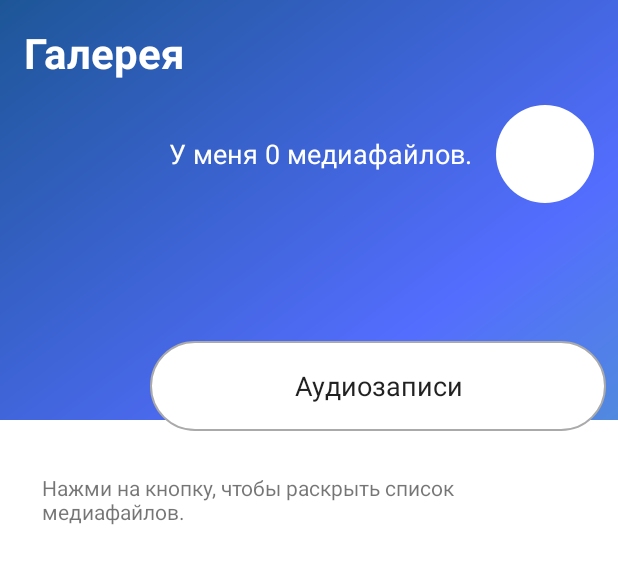
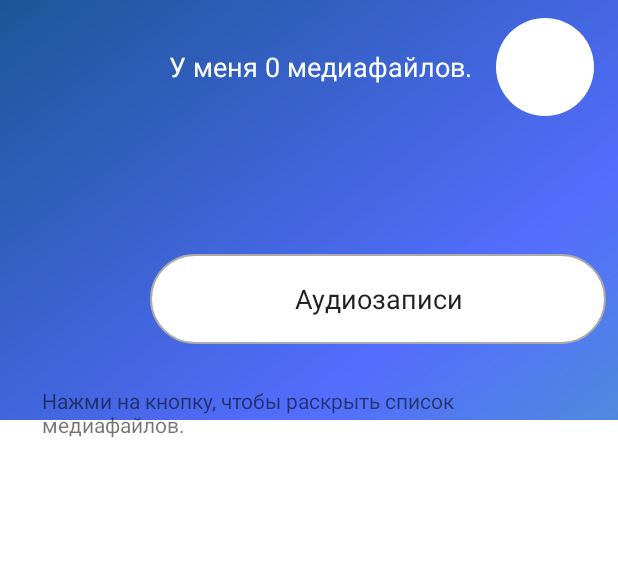
Before and after one commit to d3b8g/VKTestersMentoring, an Android app: the layout fragment_slideshow.xml on its own in the app's theme, with its tools: preview values and no code run, on a phone screen of 412 x 824 dp. Shown: the top 564 px of the screen. Run offline under Robolectric (Android 15) with nearby library versions, the light colour scheme and no system bars.

Commit message:
vktm v2: 10 (Beta 1.1)

```diff
--- a/app/build.gradle
+++ b/app/build.gradle
@@ -9,8 +9,8 @@ android {
         applicationId "net.d3b8g.vktestersmentoring"
         minSdkVersion 22
         targetSdkVersion 29
-        versionCode 1
-        versionName "1.0"
+        versionCode 2
+        versionName "1.1"
         testInstrumentationRunner "androidx.test.runner.AndroidJUnitRunner"
     }
 
--- a/app/src/main/java/net/d3b8g/vktestersmentoring/MainActivity.kt
+++ b/app/src/main/java/net/d3b8g/vktestersmentoring/MainActivity.kt
@@ -4,6 +4,7 @@ import android.content.Intent
 import android.graphics.Color
 import android.os.Bundle
 import android.preference.PreferenceManager
+import android.util.Log
 import android.view.Menu
 import android.view.MenuItem
 import android.view.View
@@ -149,7 +150,6 @@ class MainActivity : AppCompatActivity(), net.d3b8g.vktestersmentoring.interface
 
     override fun onResume() {
         super.onResume()
-        visits++
         setScoreVisit(visits)
     }
 
--- a/app/src/main/java/net/d3b8g/vktestersmentoring/ui/notes/NotesFragment.kt
+++ b/app/src/main/java/net/d3b8g/vktestersmentoring/ui/notes/NotesFragment.kt
@@ -14,7 +14,7 @@ import net.d3b8g.vktestersmentoring.interfaces.UpdateNotes
 import net.d3b8g.vktestersmentoring.ui.MV.popup.AddNewNotes
 import net.d3b8g.vktestersmentoring.ui.MV.popup.ImportNotes
 
-class NotesFragment:Fragment(), UpdateNotes {
+class NotesFragment : Fragment(), UpdateNotes {
 
     lateinit var adapter: NotesAdapter
 
--- a/app/src/main/res/layout/fragment_slideshow.xml
+++ b/app/src/main/res/layout/fragment_slideshow.xml
@@ -8,16 +8,8 @@
     tools:context=".ui.gallery.GalleryFragment"
     android:orientation="vertical">
 
-    <TextView
-        android:id="@+id/fragment_gallery_title"
-        android:layout_margin="16dp"
-        android:textStyle="bold"
-        android:textSize="28sp"
-        android:textColor="#FFFFFF"
-        android:text="@string/menu_gallery"
-        android:layout_width="match_parent"
-        android:layout_height="wrap_content"/>
     <LinearLayout
+        android:layout_marginTop="12dp"
         android:layout_marginEnd="16dp"
         android:gravity="right"
         android:layout_width="match_parent"
```
Also changed, not shown: app/src/main/java/net/d3b8g/vktestersmentoring/ui/MV/popup/AddNewNotes.kt (+11 -7 lines), app/src/main/java/net/d3b8g/vktestersmentoring/ui/MV/popup/ImportNotes.kt (+8 -8 lines), app/src/main/java/net/d3b8g/vktestersmentoring/ui/bugs/BugsFragment.kt (+13 -10 lines), app/src/main/java/net/d3b8g/vktestersmentoring/ui/gallery/GalleryFragment.kt (+0 -8 lines), app/src/main/java/net/d3b8g/vktestersmentoring/ui/login/LoginActivity.kt (+11 -1 lines), app/src/main/java/net/d3b8g/vktestersmentoring/ui/settings/Settings.kt (+11 -7 lines).
